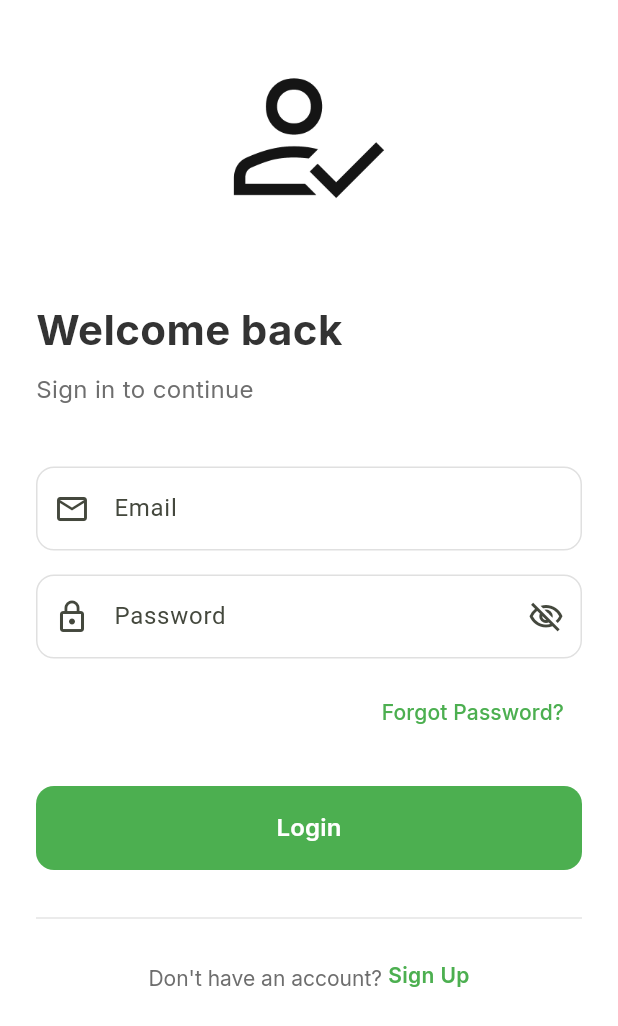
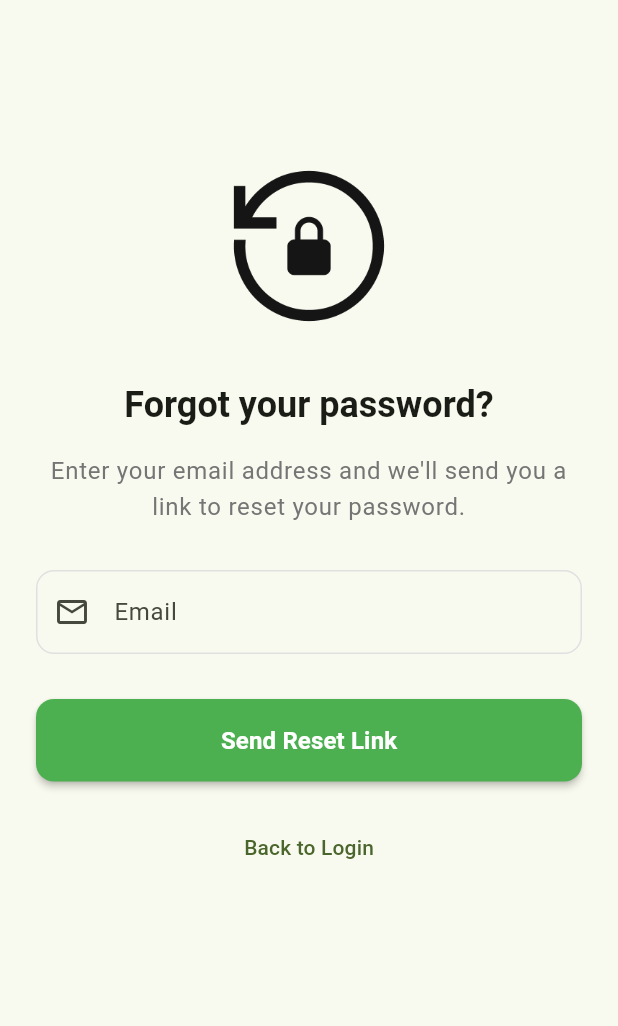
Before and after one commit to Vainyala17/LocalServiceFinder, a Flutter app: the screen it shows after launch, after a tap on "Forgot Password?", on a phone screen of 412 x 824 dp. Shown: the top 1026 px of the screen. Run offline on Flutter 3.47's test engine with Material 3 defaults, Android fonts, the light colour scheme and no system bars; our stand-ins replace firebase_auth, firebase_core, google_fonts; accounts and stored records are empty.

Commit message:
UI changes

```diff
--- /dev/null
+++ b/lib/Authentication/ForgotPasswordPage.dart
@@ -0,0 +1,216 @@
+import 'package:flutter/material.dart';
+
+import 'LoginScreen.dart';
+
+class ForgotPasswordPage extends StatefulWidget {
+  const ForgotPasswordPage({Key? key}) : super(key: key);
+
+  @override
+  _ForgotPasswordPageState createState() => _ForgotPasswordPageState();
+}
+
+class _ForgotPasswordPageState extends State<ForgotPasswordPage> {
+  final TextEditingController _emailController = TextEditingController();
+  final _formKey = GlobalKey<FormState>();
+  bool _isLoading = false;
+
+  void _submitForm() {
+    if (_formKey.currentState!.validate()) {
+      setState(() {
+        _isLoading = true;
+      });
+
+      // Simulate API call
+      Future.delayed(const Duration(seconds: 2), () {
+        setState(() {
+          _isLoading = false;
+        });
+
+        // Show popup dialog instead of snackbar
+        showDialog(
+          context: context,
+          builder: (BuildContext context) {
+            return AlertDialog(
+              shape: RoundedRectangleBorder(
+                borderRadius: BorderRadius.circular(16),
+              ),
+              title: Row(
+                children: [
+                  Icon(
+                    Icons.check_circle,
+                    color: Colors.green,
+                    size: 24,
+                  ),
+                  SizedBox(width: 10),
+                  Text('Success'),
+                ],
+              ),
+              content: const Text(
+                'Password reset link sent! Please check your email.',
+                style: TextStyle(fontSize: 16),
+              ),
+              actions: [
+                TextButton(
+                  child: const Text(
+                    'OK',
+                    style: TextStyle(fontSize: 16, fontWeight: FontWeight.bold),
+                  ),
+                  onPressed: () {
+                    Navigator.pushReplacement(
+                      context,
+                      MaterialPageRoute(builder: (context) => const LoginScreen()),
+                    );
+                  },
+                ),
+              ],
+            );
+          },
+        );
+      });
+    }
+  }
+
+  @override
+  void dispose() {
+    _emailController.dispose();
+    super.dispose();
+  }
+
+  @override
+  Widget build(BuildContext context) {
+    return Scaffold(
+      // appBar: AppBar(
+      //   title: const Text('Forgot Password?'),
+      //   elevation: 0,
+      //   backgroundColor: Colors.transparent,
+      //   foregroundColor: Theme.of(context).colorScheme.primary,
+      // ),
+      body: SafeArea(
+        child: SingleChildScrollView(  // Added ScrollView to fix overflow
+          child: Padding(
+            padding: const EdgeInsets.all(24.0),
+            child: Form(
+              key: _formKey,
+              child: Column(
+                crossAxisAlignment: CrossAxisAlignment.stretch,
+                children: [
+                  const SizedBox(height: 80),
+                  Center(
+                    child: Image.asset(
+                      'assets/Reset.png', // Add your logo to assets
+                      height: 120, fit: BoxFit.contain,
+                    ),
+                  ),
+
+                  const SizedBox(height: 30),  // Reduced spacing
+
+                  // Heading text
+                  Text(
+                    'Forgot your password?',
+                    style: Theme.of(context).textTheme.headlineSmall?.copyWith(
+                      fontWeight: FontWeight.bold,
+                    ),
+                    textAlign: TextAlign.center,
+                  ),
+
+                  const SizedBox(height: 16),
+
+                  // Description text
+                  Text(
+                    'Enter your email address and we\'ll send you a link to reset your password.',
+                    style: Theme.of(context).textTheme.bodyLarge?.copyWith(
+                      color: Colors.grey[600],
+                    ),
+                    textAlign: TextAlign.center,
+                  ),
+
+                  const SizedBox(height: 30),  // Reduced spacing
+
+                  // Email field
+                  TextFormField(
+                    controller: _emailController,
+                    keyboardType: TextInputType.emailAddress,
+                    textInputAction: TextInputAction.next,
+                    decoration: InputDecoration(
+                      labelText: "Email",
+                      hintText: "Enter your email",
+                      prefixIcon: const Icon(Icons.email_outlined),
+                      border: OutlineInputBorder(
+                        borderRadius: BorderRadius.circular(12),
+                      ),
+                      enabledBorder: OutlineInputBorder(
+                        borderRadius: BorderRadius.circular(12),
+                        borderSide: BorderSide(color: Colors.grey[300]!),
+                      ),
+                    ),
+                    validator: (value) {
+                      if (value == null || value.isEmpty) {
+                        return 'Please enter your email';
+                      }
+                      // Basic email validation
+                      if (!RegExp(r'^[\w-\.]+@([\w-]+\.)+[\w-]{2,4}$').hasMatch(value)) {
+                        return 'Please enter a valid email';
+                      }
+                      return null;
+                    },
+                  ),
+
+                  const SizedBox(height: 30),
+
+                  // Submit button
+                  ElevatedButton(
+                    onPressed: _isLoading ? null : _submitForm,
+                    style: ElevatedButton.styleFrom(
+                      backgroundColor: const Color(0xFF4CAF50),
+                      foregroundColor: Colors.white,
+                      padding: const EdgeInsets.symmetric(vertical: 16),
+                      shape: RoundedRectangleBorder(
+                        borderRadius: BorderRadius.circular(12),
+                      ),
+                      elevation: 2,
+                    ),
+                    child: _isLoading
+                        ? const SizedBox(
+                      height: 20,
+                      width: 20,
+                      child: CircularProgressIndicator(
+                        strokeWidth: 2,
+                        valueColor: AlwaysStoppedAnimation<Color>(Colors.white),
+                      ),
+                    )
+                        : const Text(
+                      "Send Reset Link",
+                      style: TextStyle(
+                        fontSize: 16,
+                        fontWeight: FontWeight.bold,
+                      ),
+                    ),
+                  ),
+
+                  const SizedBox(height: 20),
+
+                  // Back to login
+                  TextButton(
+                    onPressed: () {
+                      Navigator.pushReplacement(
+                        context,
+                        MaterialPageRoute(builder: (context) => const LoginScreen()),
+                      );
+                    },
+                    child: Text(
+                      'Back to Login',
+                      style: TextStyle(
+                        color: Theme.of(context).colorScheme.primary,
+                        fontWeight: FontWeight.w500,
+                      ),
+                    ),
+                  ),
+                ],
+              ),
+            ),
+          ),
+        ),
+      ),
+    );
+  }
+}
--- a/lib/Authentication/login_screen.dart
+++ b/lib/Authentication/LoginScreen.dart
@@ -1,8 +1,9 @@
 import 'package:flutter/material.dart';
 import 'package:firebase_auth/firebase_auth.dart';
 import 'package:google_fonts/google_fonts.dart';
-import 'auth_service.dart';
-import 'register_screen.dart';
+import 'package:local_service_finder/Authentication/ForgotPasswordPage.dart';
+import 'AuthService.dart';
+import 'RegisterScreen.dart';
 
 class LoginScreen extends StatefulWidget {
   const LoginScreen({Key? key}) : super(key: key);
@@ -60,7 +61,7 @@ class _LoginScreenState extends State<LoginScreen> {
             child: Column(
               crossAxisAlignment: CrossAxisAlignment.start,
               children: [
-                const SizedBox(height: 30),
+                const SizedBox(height: 60),
                 // Logo
                 Center(
                   child: Image.asset(
@@ -162,7 +163,10 @@ class _LoginScreenState extends State<LoginScreen> {
                   alignment: Alignment.centerRight,
                   child: TextButton(
                     onPressed: () {
-                      // Add forgot password logic
+                      Navigator.pushReplacement(
+                        context,
+                        MaterialPageRoute(builder: (context) => const ForgotPasswordPage()),
+                      );
                     },
                     child: Text(
                       "Forgot Password?",
--- a/lib/Authentication/register_screen.dart
+++ b/lib/Authentication/RegisterScreen.dart
@@ -2,8 +2,8 @@ import 'package:firebase_auth/firebase_auth.dart';
 import 'package:flutter/material.dart';
 import 'package:flutter/services.dart';
 import 'package:google_fonts/google_fonts.dart';
-import 'auth_service.dart';
-import 'login_screen.dart';
+import 'AuthService.dart';
+import 'LoginScreen.dart';
 
 class RegisterScreen extends StatefulWidget {
   const RegisterScreen({Key? key}) : super(key: key);
--- a/lib/main.dart
+++ b/lib/main.dart
@@ -1,8 +1,8 @@
 import 'package:flutter/material.dart';
 import 'package:firebase_core/firebase_core.dart';
-import 'package:local_service_finder/Authentication/auth_service.dart';
-import 'package:local_service_finder/Authentication/login_screen.dart';
-import 'package:local_service_finder/Authentication/register_screen.dart';
+import 'package:local_service_finder/Authentication/AuthService.dart';
+import 'package:local_service_finder/Authentication/LoginScreen.dart';
+import 'package:local_service_finder/Authentication/RegisterScreen.dart';
 import 'HomePage.dart'; // Make sure this file exists
 
 void main() async {
```
Also changed, not shown: assets/Login.png, assets/Regi.png, assets/Reset.png (added), lib/Authentication/AuthService.dart (renamed from lib/Authentication/auth_service.dart).
